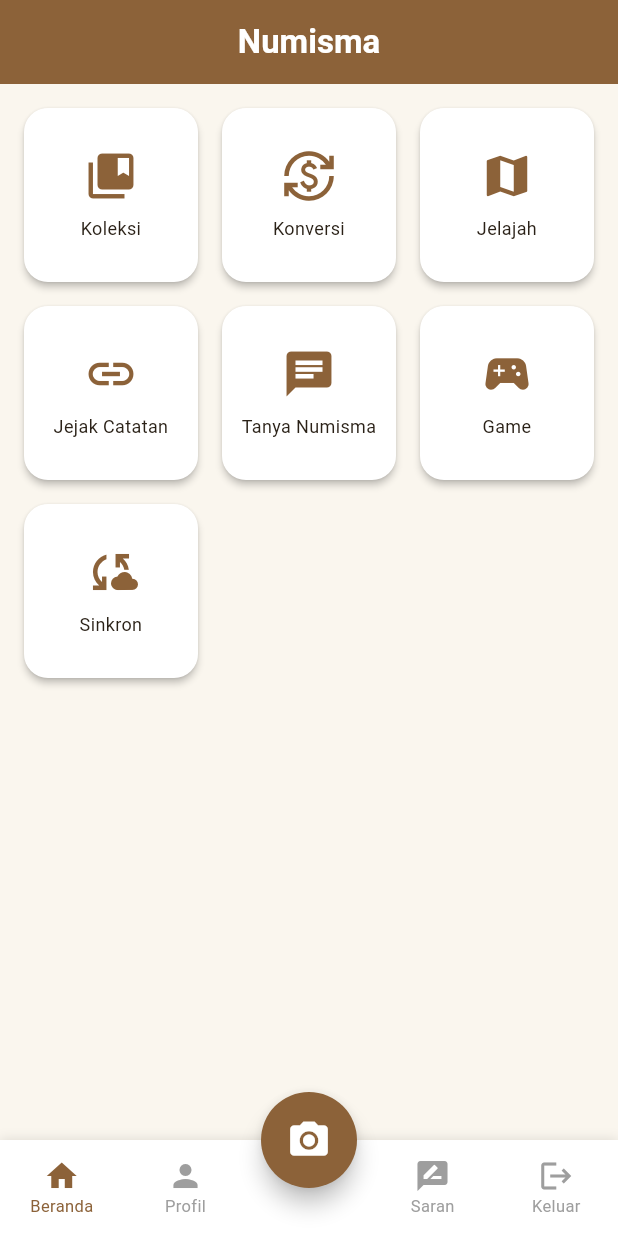
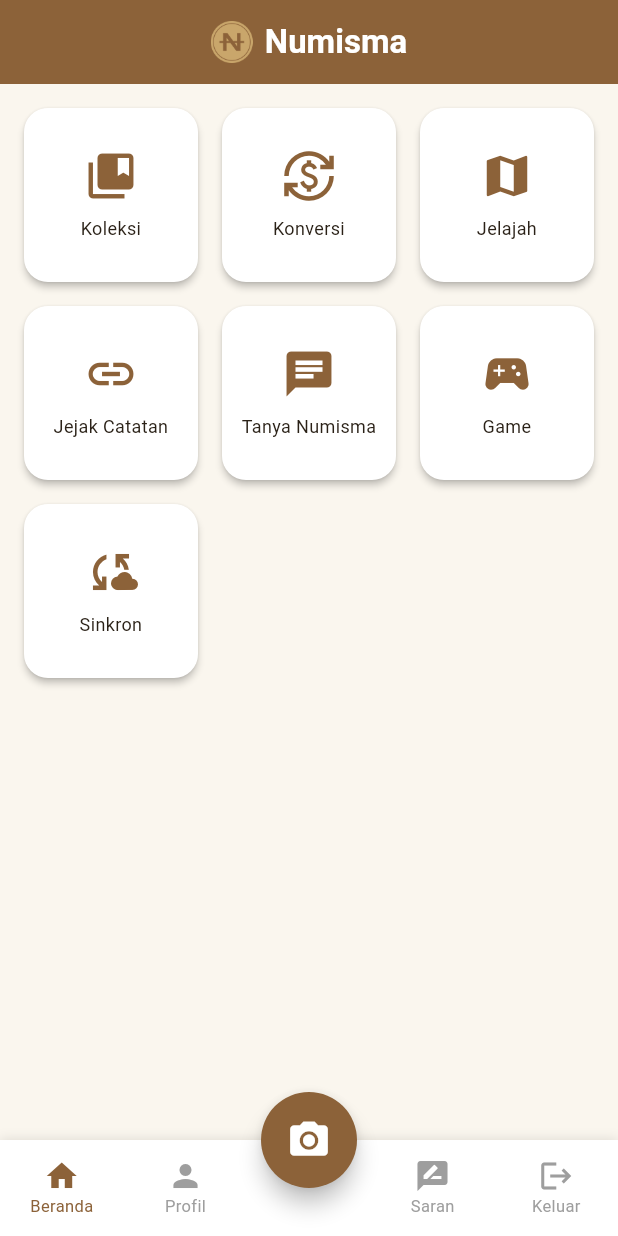
Before and after one commit to Loddy04/Numisma, a Flutter app: the HomeShell screen opened directly with empty values, on a phone screen of 412 x 824 dp. Run offline on Flutter 3.47's test engine with Material 3 defaults, Android fonts, the phone set to English and light mode, and no system bars; our stand-ins replace flutter_dotenv, flutter_local_notifications, flutter_secure_storage, image_picker, local_auth, sensors_plus and 3 more; missing offline and left inert: bcrypt, crop_your_image, encrypt; accounts and stored records are empty.

Commit message:
feat: tambah logo dan ikon aplikasi, efek tilt gyroscope, dan foto koin layar penuh

```diff
--- a/lib/screens/home/home_shell.dart
+++ b/lib/screens/home/home_shell.dart
@@ -11,6 +11,7 @@ import 'package:flutter/material.dart';
 
 import '../../services/auth_service.dart';
 import '../../theme.dart';
+import '../../widgets/app_logo.dart';
 import '../auth/login_screen.dart';
 import '../collection/collection_screen.dart';
 import '../convert/convert_screen.dart';
@@ -74,22 +75,22 @@ class _HomeShellState extends State<HomeShell> {
   // sampai fiturnya dibuat di hari-hari berikutnya.
   void _openFeature(String label) {
     if (label == 'Koleksi') {
-      Navigator.of(context).push(
-        MaterialPageRoute(builder: (_) => const CollectionScreen()),
-      );
+      Navigator.of(
+        context,
+      ).push(MaterialPageRoute(builder: (_) => const CollectionScreen()));
     } else if (label == 'Konversi') {
-      Navigator.of(context).push(
-        MaterialPageRoute(builder: (_) => const ConvertScreen()),
-      );
+      Navigator.of(
+        context,
+      ).push(MaterialPageRoute(builder: (_) => const ConvertScreen()));
     } else {
       _openPlaceholder(label);
     }
   }
 
   void _openPlaceholder(String title) {
-    Navigator.of(context).push(
-      MaterialPageRoute(builder: (_) => _PlaceholderPage(title: title)),
-    );
+    Navigator.of(
+      context,
+    ).push(MaterialPageRoute(builder: (_) => _PlaceholderPage(title: title)));
   }
 
   // Scan = aksi cepat, bukan tab. Nanti diganti membuka scan_screen.dart
@@ -283,7 +284,11 @@ class _HomeShellState extends State<HomeShell> {
                   child: const SizedBox(
                     width: scanSize,
                     height: scanSize,
-                    child: Icon(Icons.camera_alt, color: Colors.white, size: 30),
+                    child: Icon(
+                      Icons.camera_alt,
+                      color: Colors.white,
+                      size: 30,
+                    ),
                   ),
                 ),
               ),
@@ -297,7 +302,19 @@ class _HomeShellState extends State<HomeShell> {
   @override
   Widget build(BuildContext context) {
     return Scaffold(
-      appBar: AppBar(title: Text(_titles[_tab])),
+      // Di Beranda, judul AppBar disertai logo; tab lain tetap teks saja.
+      appBar: AppBar(
+        title: _tab == _tabBeranda
+            ? Row(
+                mainAxisSize: MainAxisSize.min,
+                children: [
+                  const AppLogo(size: 28),
+                  const SizedBox(width: 8),
+                  Text(_titles[_tab]),
+                ],
+              )
+            : Text(_titles[_tab]),
+      ),
       body: _buildBody(),
       bottomNavigationBar: _buildBottomNav(),
     );
--- /dev/null
+++ b/lib/widgets/app_logo.dart
@@ -0,0 +1,24 @@
+// widgets/app_logo.dart
+// Logo Numisma (koin emas dengan huruf N perunggu) dari aset gambar, supaya
+// semua layar memakai logo yang sama dan penggantiannya cukup di satu
+// tempat. File: assets/logo/logo_numisma_1024.png.
+
+import 'package:flutter/material.dart';
+
+class AppLogo extends StatelessWidget {
+  final double size;
+  const AppLogo({super.key, this.size = 64});
+
+  @override
+  Widget build(BuildContext context) {
+    return Image.asset(
+      'assets/logo/logo_numisma_1024.png',
+      width: size,
+      height: size,
+      // Gambar besar ditampilkan kecil: filter berkualitas tinggi supaya
+      // tepinya halus.
+      filterQuality: FilterQuality.medium,
+      semanticLabel: 'Logo Numisma',
+    );
+  }
+}
```
Also changed, not shown: lib/screens/auth/login_screen.dart (+5 -4 lines), lib/screens/auth/register_screen.dart (+5 -6 lines), lib/screens/auth/splash_screen.dart (+6 -9 lines), lib/screens/collection/coin_detail_screen.dart (+36 -11 lines), lib/screens/collection/coin_photo_viewer.dart (added, +93 -0 lines), lib/widgets/tilt_photo.dart (added, +143 -0 lines), pubspec.yaml (+16 -0 lines), pubspec.lock, 13 other files.
